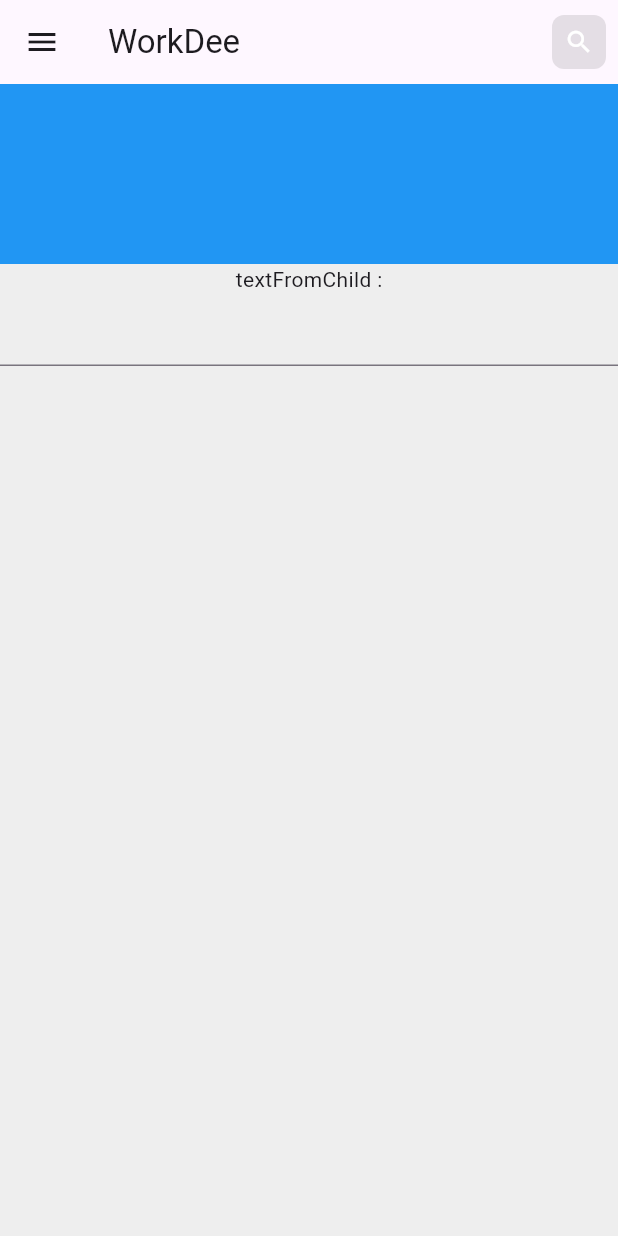
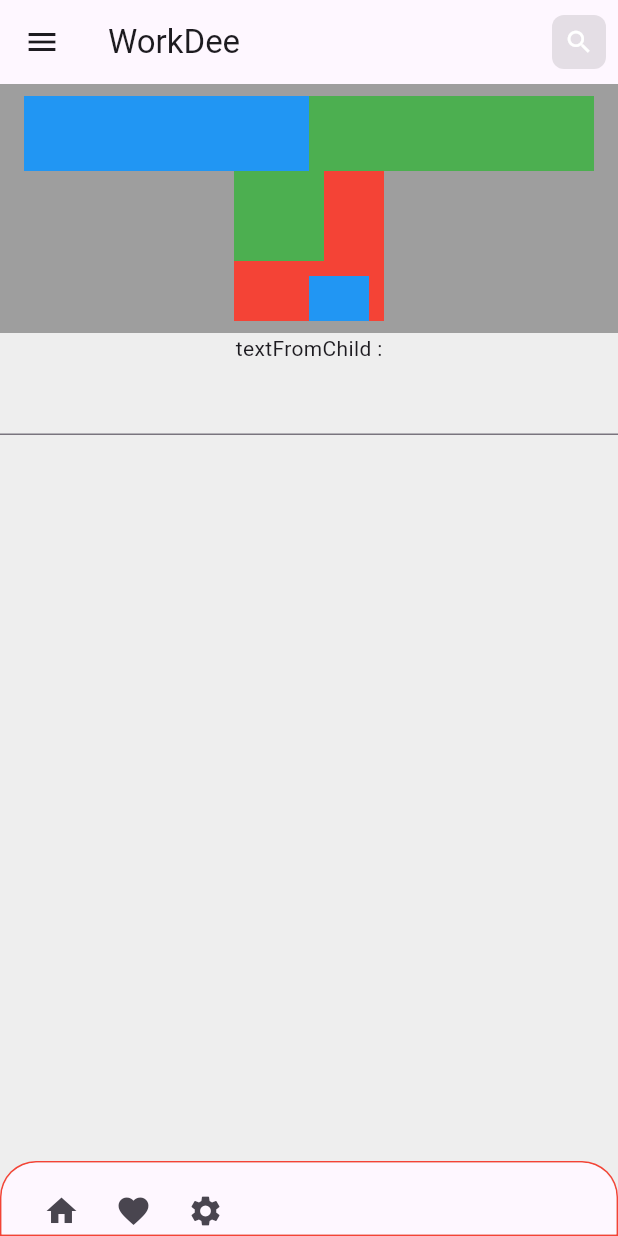
Before and after one commit to Onebluesky882/WorkDee, a Flutter app: the screen it shows after launch, on a phone screen of 412 x 824 dp. Run offline on Flutter 3.47's test engine with Material 3 defaults, Android fonts, the phone set to English and light mode, and no system bars; our stand-ins replace flutter_riverpod.

Commit message:
custom widget

```diff
--- /dev/null
+++ b/lib/common/widgets/custom_border.dart
@@ -0,0 +1,31 @@
+import 'package:flutter/material.dart';
+
+class CusTomBorder extends StatelessWidget {
+  final Color? borderColor;
+  final double? width;
+  final Border? border;
+  final BorderRadius? borderRadius;
+  final Widget child;
+  const CusTomBorder({
+    super.key,
+    this.width,
+    this.border,
+    this.borderRadius,
+    required this.child,
+    this.borderColor,
+  });
+
+  @override
+  Widget build(BuildContext context) {
+    return Container(
+      decoration: BoxDecoration(
+        border: Border.all(
+          width: width ?? 1.0,
+          color: borderColor ?? Colors.red,
+        ),
+        borderRadius: borderRadius,
+      ),
+      child: child,
+    );
+  }
+}
--- /dev/null
+++ b/lib/features/home/controllers/riverpod.dart
@@ -0,0 +1,7 @@
+/* void main() {
+  runApp(
+    const ProviderScope(
+      child: MaterialApp(home: StateParent()),
+    ),
+  );
+} */
--- a/lib/features/home/view/Homepage.dart
+++ b/lib/features/home/view/Homepage.dart
@@ -1,5 +1,6 @@
 import 'package:flutter/material.dart';
-import 'package:flutter_projects/features/home/controllers/simple_state.dart';
+import 'package:flutter_projects/common/widgets/custom_border.dart';
+import 'package:flutter_projects/features/home/controllers/parent_child.dart';
 import 'package:flutter_projects/features/home/widgets/right_menu.dart';
 
 class Homepage extends StatelessWidget {
@@ -27,14 +28,73 @@ class Homepage extends StatelessWidget {
       body: Column(
         children: [
           Container(
-            height: 120,
             padding: const EdgeInsets.symmetric(horizontal: 16, vertical: 8),
-            decoration: BoxDecoration(color: Colors.blue),
-            child: Center(child: Column(children: [Column()])),
+            decoration: BoxDecoration(color: Colors.grey),
+
+            child: Column(
+              children: [
+                Row(
+                  children: [
+                    Flexible(
+                      flex: 3,
+                      child: Container(color: Colors.blue, height: 50),
+                    ),
+                    Flexible(
+                      flex: 3,
+                      child: Container(color: Colors.green, height: 50),
+                    ),
+                  ],
+                ),
+                Stack(
+                  children: [
+                    Container(width: 100, height: 100, color: Colors.red),
+                    Container(width: 60, height: 60, color: Colors.green),
+                    Positioned(
+                      top: 70,
+                      left: 50,
+                      child: Container(
+                        width: 40,
+                        height: 40,
+                        color: Colors.blue,
+                      ),
+                    ),
+                  ],
+                ),
+              ],
+            ),
           ),
           StateParent(),
         ],
       ),
+      bottomNavigationBar: CusTomBorder(
+        borderRadius: BorderRadius.only(
+          topLeft: Radius.circular(24),
+          topRight: Radius.circular(24),
+        ),
+        child: ClipRRect(
+          borderRadius: BorderRadius.only(
+            topLeft: Radius.circular(24),
+            topRight: Radius.circular(24),
+          ),
+          child: BottomAppBar(
+            color: Theme.of(context).colorScheme.surface,
+
+            height: 48,
+            child: Row(
+              children: [
+                IconButton(icon: const Icon(Icons.home), onPressed: () {}),
+                IconButton(icon: const Icon(Icons.favorite), onPressed: () {}),
+                IconButton(icon: const Icon(Icons.settings), onPressed: () {}),
+              ],
+            ),
+          ),
+        ),
+      ),
     );
   }
 }
+
+/*
+
+
+ */
```
Also changed, not shown: lib/features/home/controllers/parent_child.dart (renamed from lib/features/home/controllers/simple_state.dart), 1 other file.
